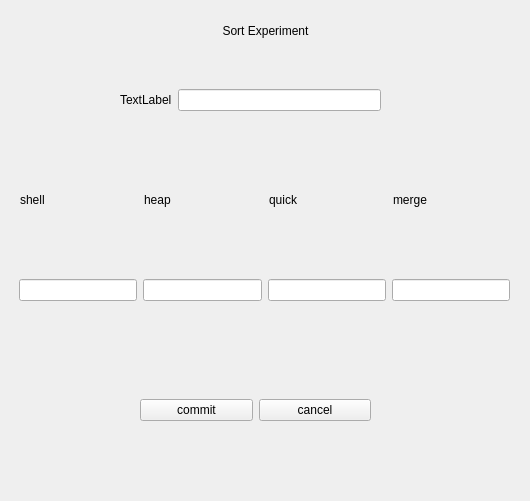
Above: Src/Forms/SortWidget.ui from Explorer-Dong/DataStructureClassDesign before the change. Below: the same form after it.
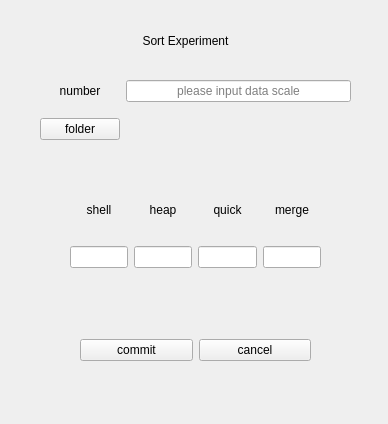
That is the form after the change.

What changed in the file:
```diff
--- a/Src/Forms/SortWidget.ui
+++ b/Src/Forms/SortWidget.ui
@@ -6,8 +6,8 @@
    <rect>
     <x>0</x>
     <y>0</y>
-    <width>530</width>
-    <height>501</height>
+    <width>388</width>
+    <height>424</height>
    </rect>
   </property>
   <property name="windowTitle">
@@ -16,8 +16,8 @@
   <widget class="QLabel" name="titleLabel">
    <property name="geometry">
     <rect>
-     <x>200</x>
-     <y>20</y>
+     <x>120</x>
+     <y>30</y>
      <width>131</width>
      <height>21</height>
     </rect>
@@ -29,121 +29,181 @@
     <set>Qt::AlignCenter</set>
    </property>
   </widget>
-  <widget class="QWidget" name="horizontalLayoutWidget">
+  <widget class="QWidget" name="horizontalLayoutWidget_3">
    <property name="geometry">
     <rect>
-     <x>20</x>
-     <y>160</y>
-     <width>491</width>
+     <x>80</x>
+     <y>310</y>
+     <width>231</width>
      <height>80</height>
     </rect>
    </property>
-   <layout class="QHBoxLayout" name="typeHLayout">
+   <layout class="QHBoxLayout" name="buttonHLayout">
     <item>
+     <widget class="QPushButton" name="commitPushButton">
+      <property name="text">
+       <string>commit</string>
+      </property>
+     </widget>
+    </item>
+    <item>
+     <widget class="QPushButton" name="cancelPushButton">
+      <property name="text">
+       <string>cancel</string>
+      </property>
+     </widget>
+    </item>
+   </layout>
+  </widget>
+  <widget class="QWidget" name="gridLayoutWidget">
+   <property name="geometry">
+    <rect>
+     <x>40</x>
+     <y>70</y>
+     <width>311</width>
+     <height>80</height>
+    </rect>
+   </property>
+   <layout class="QGridLayout" name="gridLayout">
+    <item row="1" column="0">
+     <widget class="QPushButton" name="pushButton">
+      <property name="text">
+       <string>folder</string>
+      </property>
+     </widget>
+    </item>
+    <item row="0" column="0">
+     <widget class="QLabel" name="countLabel">
+      <property name="text">
+       <string>number</string>
+      </property>
+      <property name="alignment">
+       <set>Qt::AlignCenter</set>
+      </property>
+     </widget>
+    </item>
+    <item row="0" column="1">
+     <widget class="QLineEdit" name="countLineEdit">
+      <property name="sizePolicy">
+       <sizepolicy hsizetype="Minimum" vsizetype="Fixed">
+        <horstretch>0</horstretch>
+        <verstretch>0</verstretch>
+       </sizepolicy>
+      </property>
+      <property name="alignment">
+       <set>Qt::AlignCenter</set>
+      </property>
+      <property name="placeholderText">
+       <string>please input data scale</string>
+      </property>
+     </widget>
+    </item>
+    <item row="1" column="1">
+     <widget class="QLabel" name="label">
+      <property name="sizePolicy">
+       <sizepolicy hsizetype="Expanding" vsizetype="Preferred">
+        <horstretch>0</horstretch>
+        <verstretch>0</verstretch>
+       </sizepolicy>
+      </property>
+      <property name="text">
+       <string/>
+      </property>
+     </widget>
+    </item>
+   </layout>
+  </widget>
+  <widget class="QWidget" name="gridLayoutWidget_2">
+   <property name="geometry">
+    <rect>
+     <x>70</x>
+     <y>180</y>
+     <width>251</width>
+     <height>111</height>
+    </rect>
+   </property>
+   <layout class="QGridLayout" name="gridLayout_2">
+    <item row="0" column="0">
      <widget class="QLabel" name="shellLabel">
+      <property name="sizePolicy">
+       <sizepolicy hsizetype="Minimum" vsizetype="Fixed">
+        <horstretch>0</horstretch>
+        <verstretch>0</verstretch>
+       </sizepolicy>
+      </property>
       <property name="contextMenuPolicy">
        <enum>Qt::CustomContextMenu</enum>
       </property>
       <property name="text">
        <string>shell</string>
       </property>
+      <property name="alignment">
+       <set>Qt::AlignCenter</set>
+      </property>
      </widget>
     </item>
-    <item>
+    <item row="0" column="1">
      <widget class="QLabel" name="heapLabel">
+      <property name="sizePolicy">
+       <sizepolicy hsizetype="Minimum" vsizetype="Fixed">
+        <horstretch>0</horstretch>
+        <verstretch>0</verstretch>
+       </sizepolicy>
+      </property>
       <property name="text">
        <string>heap</string>
       </property>
+      <property name="alignment">
+       <set>Qt::AlignCenter</set>
+      </property>
      </widget>
     </item>
-    <item>
+    <item row="0" column="2">
      <widget class="QLabel" name="quickLabel">
+      <property name="sizePolicy">
+       <sizepolicy hsizetype="Minimum" vsizetype="Fixed">
+        <horstretch>0</horstretch>
+        <verstretch>0</verstretch>
+       </sizepolicy>
+      </property>
       <property name="text">
        <string>quick</string>
       </property>
+      <property name="alignment">
+       <set>Qt::AlignCenter</set>
+      </property>
      </widget>
     </item>
-    <item>
+    <item row="0" column="3">
      <widget class="QLabel" name="mergeLabel">
+      <property name="sizePolicy">
+       <sizepolicy hsizetype="Minimum" vsizetype="Fixed">
+        <horstretch>0</horstretch>
+        <verstretch>0</verstretch>
+       </sizepolicy>
+      </property>
       <property name="text">
        <string>merge</string>
       </property>
+      <property name="alignment">
+       <set>Qt::AlignCenter</set>
+      </property>
      </widget>
     </item>
-   </layout>
-  </widget>
-  <widget class="QWidget" name="horizontalLayoutWidget_2">
-   <property name="geometry">
-    <rect>
-     <x>19</x>
-     <y>250</y>
-     <width>491</width>
-     <height>80</height>
-    </rect>
-   </property>
-   <layout class="QHBoxLayout" name="resultHLayout">
-    <item>
+    <item row="1" column="0">
      <widget class="QLineEdit" name="shellLineEdit"/>
     </item>
-    <item>
+    <item row="1" column="1">
      <widget class="QLineEdit" name="heapLineEdit"/>
     </item>
-    <item>
+    <item row="1" column="2">
      <widget class="QLineEdit" name="quickLineEdit"/>
     </item>
-    <item>
+    <item row="1" column="3">
      <widget class="QLineEdit" name="mergeLineEdit"/>
     </item>
    </layout>
   </widget>
-  <widget class="QWidget" name="horizontalLayoutWidget_3">
-   <property name="geometry">
-    <rect>
-     <x>140</x>
-     <y>370</y>
-     <width>231</width>
-     <height>80</height>
-    </rect>
-   </property>
-   <layout class="QHBoxLayout" name="buttonHLayout">
-    <item>
-     <widget class="QPushButton" name="commitPushButton">
-      <property name="text">
-       <string>commit</string>
-      </property>
-     </widget>
-    </item>
-    <item>
-     <widget class="QPushButton" name="cancelPushButton">
-      <property name="text">
-       <string>cancel</string>
-      </property>
-     </widget>
-    </item>
-   </layout>
-  </widget>
-  <widget class="QWidget" name="horizontalLayoutWidget_4">
-   <property name="geometry">
-    <rect>
-     <x>120</x>
-     <y>60</y>
-     <width>261</width>
-     <height>80</height>
-    </rect>
-   </property>
-   <layout class="QHBoxLayout" name="inputHLayout">
-    <item>
-     <widget class="QLabel" name="countLabel">
-      <property name="text">
-       <string>TextLabel</string>
-      </property>
-     </widget>
-    </item>
-    <item>
-     <widget class="QLineEdit" name="countLineEdit"/>
-    </item>
-   </layout>
-  </widget>
  </widget>
  <resources/>
  <connections/>
```
